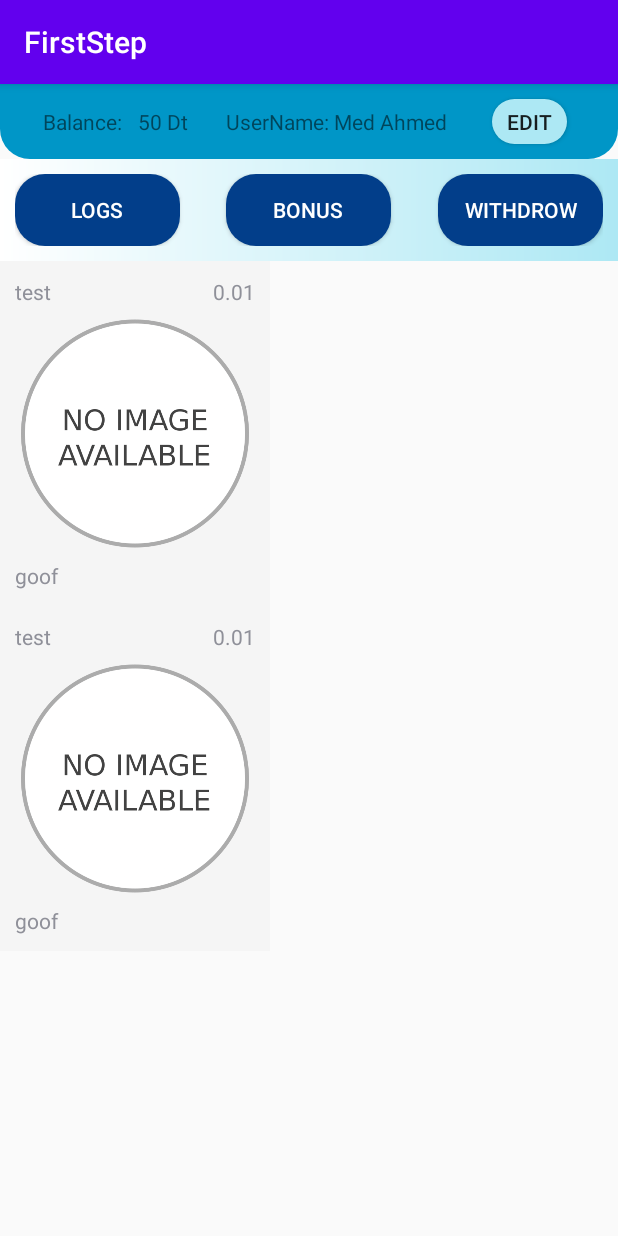
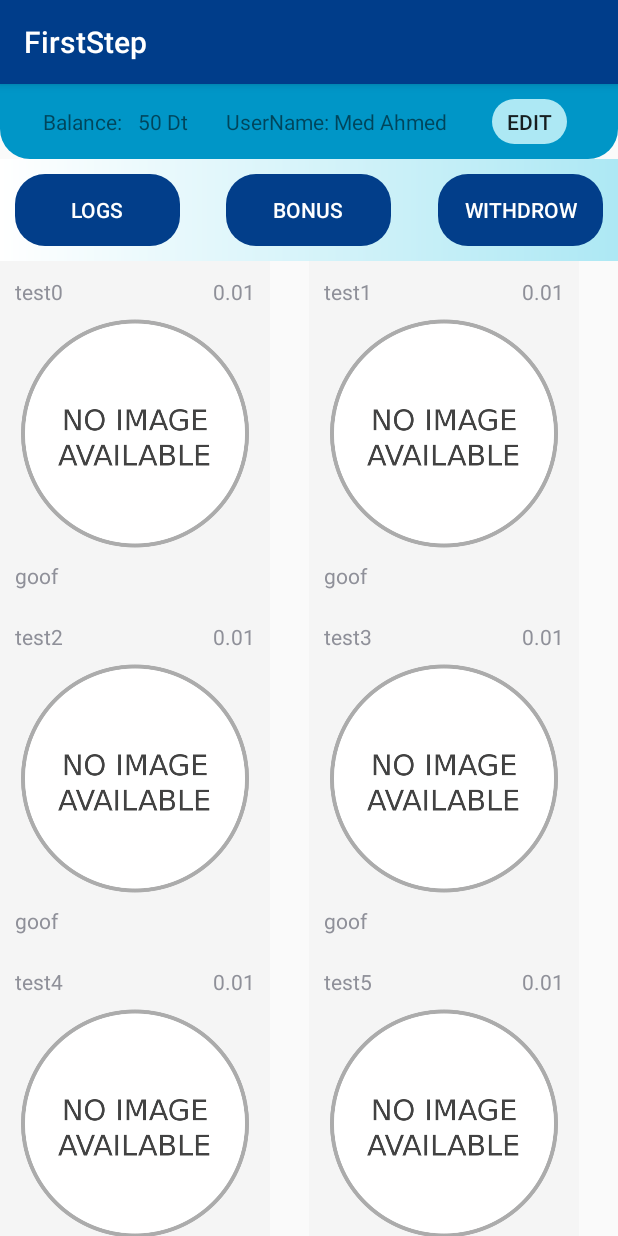
Before and after one commit to Med-Ahmed-Kilani/FirstStepV0.1, an Android app: the WorkPage screen opened directly, with no data from a screen before it, on a phone screen of 412 x 824 dp. Run offline under Robolectric (Android 15) with nearby library versions, the phone set to English and light mode, and no system bars; our stand-ins replace AdMob; 3 statements that could not run were skipped.

Commit message:
ActionBar

```diff
--- a/app/src/main/java/com/example/firststepv01/AdAdapter.java
+++ b/app/src/main/java/com/example/firststepv01/AdAdapter.java
@@ -39,7 +39,7 @@ public class AdAdapter extends RecyclerView.Adapter<AdAdapter.ViewHolder>  {
     public void onBindViewHolder(@NonNull ViewHolder holder, int position) {
         Ad ad = ads.get(position);
         holder.adTitle.setText(ad.title);
-    //    holder.adImage.setImageResource(ad.image);
+        holder.adImage.setImageResource(ad.image);
         holder.adPrice.setText(ad.price);
         holder.adLink.setText(ad.link);
 
--- a/app/src/main/java/com/example/firststepv01/WorkPage.java
+++ b/app/src/main/java/com/example/firststepv01/WorkPage.java
@@ -2,6 +2,7 @@ package com.example.firststepv01;
 
 import androidx.annotation.NonNull;
 import androidx.appcompat.app.AppCompatActivity;
+import androidx.recyclerview.widget.GridLayoutManager;
 import androidx.recyclerview.widget.LinearLayoutManager;
 import androidx.recyclerview.widget.RecyclerView;
 
@@ -48,15 +49,25 @@ public class WorkPage extends AppCompatActivity {
         withdraw = findViewById(R.id.withdraw_btn);
         editBtn = findViewById(R.id.edit_btn);
         adsListView = findViewById(R.id.adsList);
-        adsListView.setLayoutManager(new LinearLayoutManager(this));
+        adsListView.setLayoutManager(new GridLayoutManager(this, 2));
         adsListView.setHasFixedSize(true);
 
         List<Ad> ads = new ArrayList<>();
-        Ad newAd = new Ad(5,"test", "goof", R.drawable.noimage, "0.01");
-        Ad newAd2 = new Ad(5,"test", "goof", R.drawable.noimage, "0.01");
+        Ad newAd1 = new Ad(5,"test0", "goof", R.drawable.noimage, "0.01");
+        Ad newAd2 = new Ad(5,"test1", "goof", R.drawable.noimage, "0.01");
+        Ad newAd3 = new Ad(5,"test2", "goof", R.drawable.noimage, "0.01");
+        Ad newAd4 = new Ad(5,"test3", "goof", R.drawable.noimage, "0.01");
+        Ad newAd5 = new Ad(5,"test4", "goof", R.drawable.noimage, "0.01");
+        Ad newAd6 = new Ad(5,"test5", "goof", R.drawable.noimage, "0.01");
 
-        ads.add(newAd);
+        ads.add(newAd1);
         ads.add(newAd2);
+        ads.add(newAd3);
+        ads.add(newAd4);
+        ads.add(newAd5);
+        ads.add(newAd6);
+
+
         AdAdapter adapter = new AdAdapter(ads, getApplicationContext());
 
         adsListView.setAdapter(adapter);
--- a/app/src/main/res/layout/activity_work.xml
+++ b/app/src/main/res/layout/activity_work.xml
@@ -8,10 +8,7 @@
 
         <include layout="@layout/layout_info" />
 
-        <androidx.recyclerview.widget.RecyclerView
-            android:id="@+id/adsList"
-            android:layout_width="match_parent"
-            android:layout_height="match_parent" />
+        <include layout="@layout/layout_ads" />
 
 
 </LinearLayout>
--- a/app/src/main/res/values-v21/styles.xml
+++ b/app/src/main/res/values-v21/styles.xml
@@ -3,12 +3,15 @@
 
     <style name="AppTheme" parent="Theme.AppCompat.Light.DarkActionBar">
         <!-- Customize your theme here. -->
-        <item name="colorPrimary">@color/colorPrimary</item>
+        <item name="colorPrimary">#003D8A</item>
         <item name="colorPrimaryDark">@color/colorPrimaryDark</item>
         <item name="colorAccent">@color/colorAccent</item>
         <!--designs login_bkogin and register-->
+        <item name="buttonStyle">@style/Widget.AppCompat.Button.Borderless</item>
+    </style>
 
-    </style>
+    <style name="Auth" parent="Theme.AppCompat.Light.NoActionBar"/>
+
     <style name="parent">
         <item name="android:layout_width">match_parent</item>
         <item name="android:layout_height">wrap_content</item>
--- a/app/src/main/res/values/colors.xml
+++ b/app/src/main/res/values/colors.xml
@@ -1,7 +1,7 @@
 <?xml version="1.0" encoding="utf-8"?>
 <resources>
-    <color name="colorPrimary">#6200EE</color>
-    <color name="colorPrimaryDark">#3700B3</color>
+    <color name="colorPrimary">#003D8A</color>
+    <color name="colorPrimaryDark">#003D8A</color>
     <color name="colorAccent">#03DAC5</color>
 
     <!--colors for modern ui-->
--- a/app/src/main/res/values/styles.xml
+++ b/app/src/main/res/values/styles.xml
@@ -6,7 +6,13 @@
         <item name="colorPrimaryDark">@color/colorPrimaryDark</item>
         <item name="colorAccent">@color/colorAccent</item>
         <!--designs login_bkogin and register-->
+        <item name="buttonStyle">@style/Widget.AppCompat.Button.Borderless</item>
     </style>
+
+    <style name="Auth" parent="Theme.AppCompat.Light.NoActionBar">
+        <item name="colorPrimaryDark">@color/colorPrimaryDark</item>
+    </style>
+
     <style name="parent">
         <item name="android:layout_width">match_parent</item>
         <item name="android:layout_height">wrap_content</item>
@@ -63,4 +69,8 @@
         <item name="android:textStyle">bold</item>
     </style>
 
+    <style name="WhiteText" parent="TextAppearance.AppCompat">
+        <item name="android:textColor">#FFF</item>
+    </style>
+
 </resources>
```
Also changed, not shown: app/src/main/AndroidManifest.xml (+14 -10 lines).
